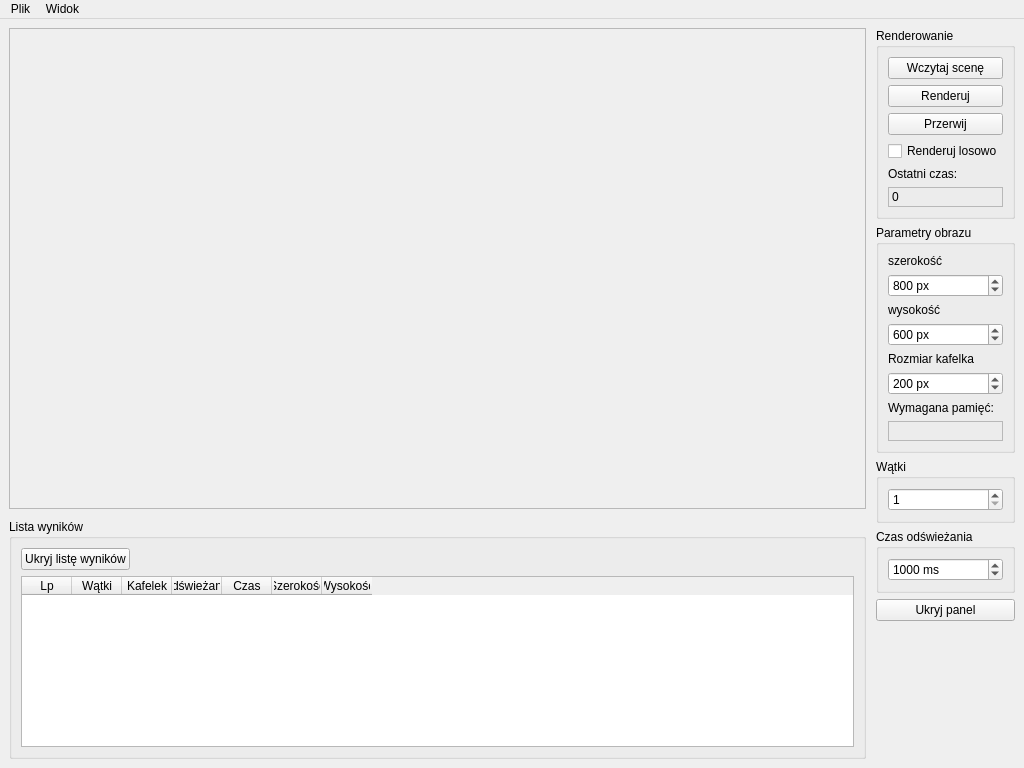
Qt form src/View/MainWindow.ui (travnick/GKiO-Projekt-GK) before a commit.
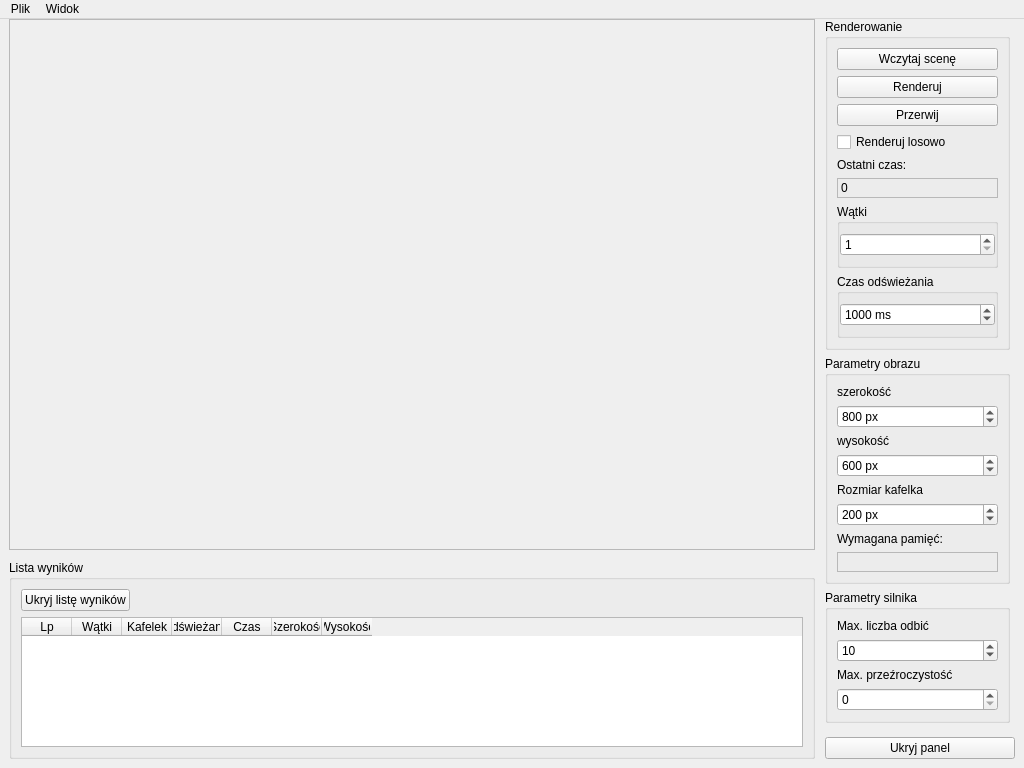
The same form after that commit. Custom widgets are drawn as their Qt base class.

Diff of the .ui file:
```diff
--- a/src/View/MainWindow.ui
+++ b/src/View/MainWindow.ui
@@ -18,11 +18,20 @@
     <property name="spacing">
      <number>10</number>
     </property>
-    <property name="margin">
+    <property name="leftMargin">
+     <number>9</number>
+    </property>
+    <property name="topMargin">
+     <number>0</number>
+    </property>
+    <property name="rightMargin">
+     <number>9</number>
+    </property>
+    <property name="bottomMargin">
      <number>9</number>
     </property>
     <item>
-     <layout class="QVBoxLayout" name="verticalLayout_11" stretch="6,3">
+     <layout class="QVBoxLayout" name="verticalLayout_11" stretch="8,3">
       <property name="leftMargin">
        <number>0</number>
       </property>
@@ -34,8 +43,8 @@
         <widget class="QWidget" name="imageScrollAreaWidgetContents">
          <property name="geometry">
           <rect>
-           <x>421</x>
-           <y>237</y>
+           <x>399</x>
+           <y>261</y>
            <width>1</width>
            <height>1</height>
           </rect>
@@ -161,12 +170,12 @@
     <item>
      <widget class="QFrame" name="toolsFrame">
       <property name="sizePolicy">
-       <sizepolicy hsizetype="Preferred" vsizetype="Preferred">
+       <sizepolicy hsizetype="MinimumExpanding" vsizetype="MinimumExpanding">
         <horstretch>0</horstretch>
         <verstretch>0</verstretch>
        </sizepolicy>
       </property>
-      <layout class="QVBoxLayout" name="verticalLayout_8" stretch="0,0,0,0,0,0">
+      <layout class="QVBoxLayout" name="verticalLayout_8" stretch="0,0">
        <property name="sizeConstraint">
         <enum>QLayout::SetNoConstraint</enum>
        </property>
@@ -174,10 +183,55 @@
         <number>0</number>
        </property>
        <item>
+        <widget class="QScrollArea" name="scrollArea">
+         <property name="minimumSize">
+          <size>
+           <width>190</width>
+           <height>0</height>
+          </size>
+         </property>
+         <property name="frameShape">
+          <enum>QFrame::NoFrame</enum>
+         </property>
+         <property name="widgetResizable">
+          <bool>true</bool>
+         </property>
+         <widget class="QWidget" name="scrollAreaWidgetContents">
+          <property name="geometry">
+           <rect>
+            <x>0</x>
+            <y>0</y>
+            <width>175</width>
+            <height>708</height>
+           </rect>
+          </property>
+          <property name="sizePolicy">
+           <sizepolicy hsizetype="MinimumExpanding" vsizetype="Preferred">
+            <horstretch>0</horstretch>
+            <verstretch>0</verstretch>
+           </sizepolicy>
+          </property>
+          <layout class="QVBoxLayout" name="verticalLayout_5">
+           <property name="leftMargin">
+            <number>0</number>
+           </property>
+           <property name="topMargin">
+            <number>0</number>
+           </property>
+           <property name="rightMargin">
+            <number>5</number>
+           </property>
+           <property name="bottomMargin">
+            <number>6</number>
+           </property>
+           <item>
         <widget class="QGroupBox" name="renderGroup">
          <property name="title">
           <string>Renderowanie</string>
          </property>
+             <property name="flat">
+              <bool>false</bool>
+             </property>
          <layout class="QVBoxLayout" name="verticalLayout_6">
           <property name="topMargin">
            <number>9</number>
@@ -251,6 +305,80 @@
             </property>
            </widget>
           </item>
+              <item>
+               <widget class="QGroupBox" name="groupBox_4">
+                <property name="minimumSize">
+                 <size>
+                  <width>120</width>
+                  <height>0</height>
+                 </size>
+                </property>
+                <property name="title">
+                 <string>Wątki</string>
+                </property>
+                <property name="flat">
+                 <bool>true</bool>
+                </property>
+                <layout class="QVBoxLayout" name="verticalLayout_4">
+                 <property name="leftMargin">
+                  <number>0</number>
+                 </property>
+                 <property name="rightMargin">
+                  <number>0</number>
+                 </property>
+                 <item>
+                  <widget class="QSpinBox" name="threadCounter">
+                   <property name="buttonSymbols">
+                    <enum>QAbstractSpinBox::UpDownArrows</enum>
+                   </property>
+                   <property name="accelerated">
+                    <bool>true</bool>
+                   </property>
+                   <property name="minimum">
+                    <number>1</number>
+                   </property>
+                   <property name="maximum">
+                    <number>1000</number>
+                   </property>
+                  </widget>
+                 </item>
+                </layout>
+               </widget>
+              </item>
+              <item>
+               <widget class="QGroupBox" name="groupBox_3">
+                <property name="title">
+                 <string>Czas odświeżania</string>
+                </property>
+                <property name="flat">
+                 <bool>true</bool>
+                </property>
+                <layout class="QVBoxLayout" name="verticalLayout_10">
+                 <property name="leftMargin">
+                  <number>0</number>
+                 </property>
+                 <property name="rightMargin">
+                  <number>0</number>
+                 </property>
+                 <item>
+                  <widget class="QSpinBox" name="refreshTime">
+                   <property name="suffix">
+                    <string> ms</string>
+                   </property>
+                   <property name="minimum">
+                    <number>1</number>
+                   </property>
+                   <property name="maximum">
+                    <number>100000</number>
+                   </property>
+                   <property name="value">
+                    <number>1000</number>
+                   </property>
+                  </widget>
+                 </item>
+                </layout>
+               </widget>
+              </item>
          </layout>
         </widget>
        </item>
@@ -259,6 +387,9 @@
          <property name="title">
           <string>Parametry obrazu</string>
          </property>
+             <property name="checked">
+              <bool>false</bool>
+             </property>
          <layout class="QVBoxLayout" name="verticalLayout_2">
           <item>
            <layout class="QVBoxLayout" name="verticalLayout_7">
@@ -393,66 +524,55 @@
         </widget>
        </item>
        <item>
-        <widget class="QGroupBox" name="groupBox_4">
-         <property name="minimumSize">
-          <size>
-           <width>120</width>
-           <height>0</height>
-          </size>
-         </property>
+            <widget class="QGroupBox" name="groupBox">
          <property name="title">
-          <string>Wątki</string>
-         </property>
-         <layout class="QVBoxLayout" name="verticalLayout_4">
+              <string>Parametry silnika</string>
+             </property>
+             <layout class="QVBoxLayout" name="verticalLayout_13">
           <item>
-           <widget class="QSpinBox" name="threadCounter">
-            <property name="buttonSymbols">
-             <enum>QAbstractSpinBox::UpDownArrows</enum>
-            </property>
-            <property name="accelerated">
-             <bool>true</bool>
-            </property>
-            <property name="minimum">
-             <number>1</number>
-            </property>
-            <property name="maximum">
-             <number>1000</number>
-            </property>
-           </widget>
-          </item>
-         </layout>
-        </widget>
-       </item>
+               <widget class="QLabel" name="label_4">
+                <property name="text">
+                 <string>Max. liczba odbić</string>
+                </property>
+                <property name="buddy">
+                 <cstring>maxReflectionDeep</cstring>
+                </property>
+               </widget>
+              </item>
        <item>
-        <widget class="QGroupBox" name="groupBox_3">
-         <property name="title">
-          <string>Czas odświeżania</string>
-         </property>
-         <layout class="QVBoxLayout" name="verticalLayout_10">
-          <item>
-           <widget class="QSpinBox" name="refreshTime">
-            <property name="suffix">
-             <string> ms</string>
-            </property>
-            <property name="minimum">
-             <number>1</number>
-            </property>
+               <widget class="QSpinBox" name="maxReflectionDeep">
             <property name="maximum">
-             <number>100000</number>
+                 <number>255</number>
             </property>
             <property name="value">
-             <number>1000</number>
-            </property>
-           </widget>
-          </item>
-         </layout>
+                 <number>10</number>
+                </property>
         </widget>
        </item>
        <item>
-        <widget class="QPushButton" name="hideTools">
+               <widget class="QLabel" name="label_5">
+                <property name="toolTip">
+                 <string>&lt;html&gt;&lt;head/&gt;&lt;body&gt;&lt;p&gt;Maksymalna liczba odbić promienia przy śledzeniu promieni przeźroczystości.&lt;/p&gt;&lt;/body&gt;&lt;/html&gt;</string>
+                </property>
          <property name="text">
-          <string>Ukryj panel</string>
-         </property>
+                 <string>Max. przeźroczystość</string>
+                </property>
+                <property name="buddy">
+                 <cstring>maxRefractionDeep</cstring>
+                </property>
+               </widget>
+              </item>
+              <item>
+               <widget class="QSpinBox" name="maxRefractionDeep">
+                <property name="minimum">
+                 <number>0</number>
+                </property>
+                <property name="maximum">
+                 <number>255</number>
+                </property>
+               </widget>
+              </item>
+             </layout>
         </widget>
        </item>
        <item>
@@ -470,6 +590,17 @@
        </item>
       </layout>
      </widget>
+        </widget>
+       </item>
+       <item>
+        <widget class="QPushButton" name="hideTools">
+         <property name="text">
+          <string>Ukryj panel</string>
+         </property>
+        </widget>
+       </item>
+      </layout>
+     </widget>
     </item>
    </layout>
   </widget>
```
Left out of the diff: 2 changed lines with no effect on the pictures. Lines whose indentation alone changed are shown as unchanged.
